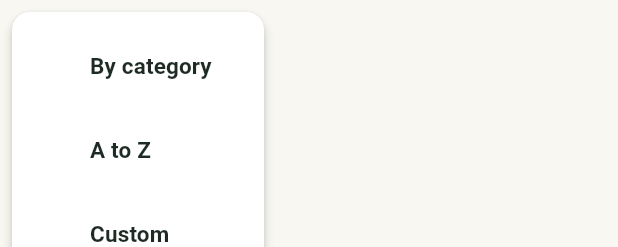
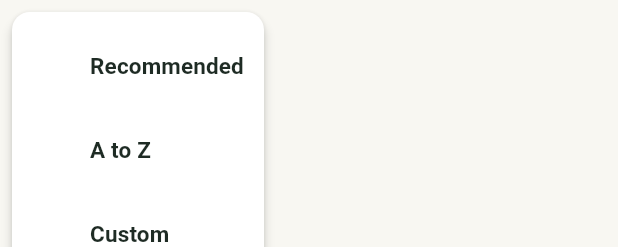
Before and after one commit to Techthy/zero_budget, a Flutter app: the BudgetOrderButton widget shown alone on an empty page, opened directly, after a tap on the "sort" icon, on a phone screen of 412 x 824 dp. Shown: the top 247 px of the screen. Run offline on Flutter 3.47's test engine with Material 3 defaults, Android fonts, the phone set to English and light mode, and no system bars; our stand-ins replace drift, drift_flutter, flutter_riverpod, riverpod_annotation; accounts and stored records are empty; generated files the repository leaves out were written again.

Commit message:
feat: update budget order terminology to improve clarity in UI

```diff
--- a/lib/data/database.dart
+++ b/lib/data/database.dart
@@ -146,7 +146,7 @@ enum Appearance { system, light, dark }
 /// How budgets are listed, see [Settings.budgetOrder].
 enum BudgetOrder {
   /// Giving, the essentials and savings first, like in the guided planning,
-  /// then the rest from A to Z.
+  /// then the rest from A to Z. Shown as "Recommended".
   category,
 
   /// All from A to Z.
--- a/lib/widgets/budget_order_button.dart
+++ b/lib/widgets/budget_order_button.dart
@@ -30,7 +30,7 @@ class BudgetOrderButton extends ConsumerWidget {
         CheckedPopupMenuItem(
           value: BudgetOrder.category,
           checked: order == BudgetOrder.category,
-          child: const Text('By category'),
+          child: const Text('Recommended'),
         ),
         CheckedPopupMenuItem(
           value: BudgetOrder.alphabetical,
```
